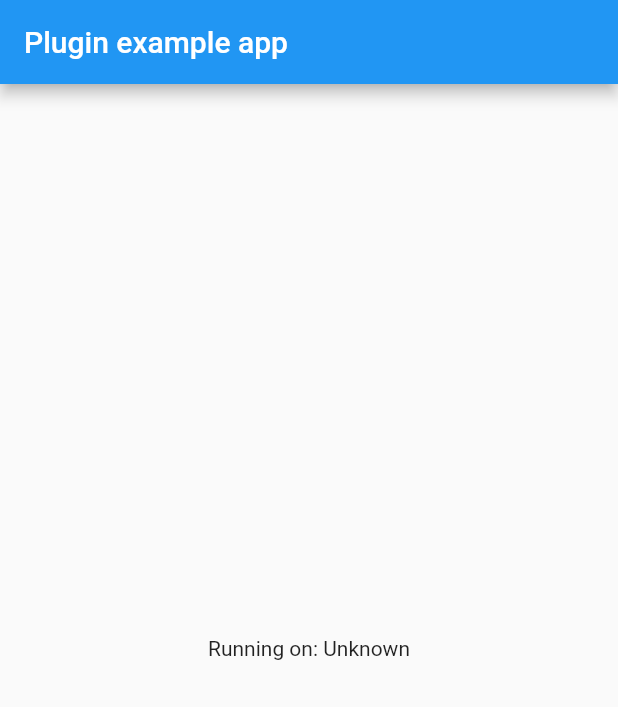
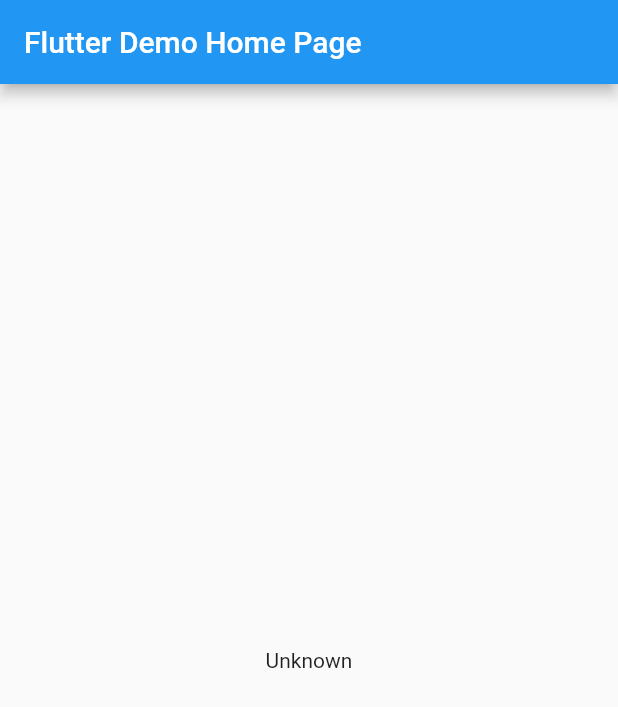
Before and after one commit to mrosset/via-android, a Flutter app: the screen it shows after launch, on a phone screen of 412 x 824 dp. Shown: the top 707 px of the screen. Run offline on Flutter 3.47's test engine with Material 2 defaults, Android fonts, the phone set to English and light mode, and no system bars.

Commit message:
use flutter default starting app class

```diff
--- a/example/lib/main.dart
+++ b/example/lib/main.dart
@@ -6,12 +6,48 @@ import 'package:libvia/libvia.dart';
 
 void main() => runApp(MyApp());
 
-class MyApp extends StatefulWidget {
+class MyApp extends StatelessWidget {
+  // This widget is the root of your application.
   @override
-  _MyAppState createState() => _MyAppState();
+  Widget build(BuildContext context) {
+    return MaterialApp(
+      title: 'Flutter Demo',
+      theme: ThemeData(
+        // This is the theme of your application.
+        //
+        // Try running your application with "flutter run". You'll see the
+        // application has a blue toolbar. Then, without quitting the app, try
+        // changing the primarySwatch below to Colors.green and then invoke
+        // "hot reload" (press "r" in the console where you ran "flutter run",
+        // or simply save your changes to "hot reload" in a Flutter IDE).
+        // Notice that the counter didn't reset back to zero; the application
+        // is not restarted.
+        primarySwatch: Colors.blue,
+      ),
+      home: MyHomePage(title: 'Flutter Demo Home Page'),
+    );
+  }
 }
 
-class _MyAppState extends State<MyApp> {
+class MyHomePage extends StatefulWidget {
+  MyHomePage({Key key, this.title}) : super(key: key);
+
+  // This widget is the home page of your application. It is stateful, meaning
+  // that it has a State object (defined below) that contains fields that affect
+  // how it looks.
+
+  // This class is the configuration for the state. It holds the values (in this
+  // case the title) provided by the parent (in this case the App widget) and
+  // used by the build method of the State. Fields in a Widget subclass are
+  // always marked "final".
+
+  final String title;
+
+  @override
+  _MyHomePageState createState() => _MyHomePageState();
+}
+
+class _MyHomePageState extends State<MyHomePage> {
   String _platformVersion = 'Unknown';
 
   @override
@@ -19,6 +55,7 @@ class _MyAppState extends State<MyApp> {
     super.initState();
     initPlatformState();
   }
+
 
   // Platform messages are asynchronous, so we initialize in an async method.
   Future<void> initPlatformState() async {
@@ -42,13 +79,40 @@ class _MyAppState extends State<MyApp> {
 
   @override
   Widget build(BuildContext context) {
-    return MaterialApp(
-      home: Scaffold(
-        appBar: AppBar(
-          title: const Text('Plugin example app'),
-        ),
-        body: Center(
-          child: Text('Running on: $_platformVersion\n'),
+    // This method is rerun every time setState is called, for instance as done
+    // by the _incrementCounter method above.
+    //
+    // The Flutter framework has been optimized to make rerunning build methods
+    // fast, so that you can just rebuild anything that needs updating rather
+    // than having to individually change instances of widgets.
+    return Scaffold(
+      appBar: AppBar(
+        // Here we take the value from the MyHomePage object that was created by
+        // the App.build method, and use it to set our appbar title.
+        title: Text(widget.title),
+      ),
+      body: Center(
+        // Center is a layout widget. It takes a single child and positions it
+        // in the middle of the parent.
+        child: Column(
+          // Column is also layout widget. It takes a list of children and
+          // arranges them vertically. By default, it sizes itself to fit its
+          // children horizontally, and tries to be as tall as its parent.
+          //
+          // Invoke "debug painting" (press "p" in the console, choose the
+          // "Toggle Debug Paint" action from the Flutter Inspector in Android
+          // Studio, or the "Toggle Debug Paint" command in Visual Studio Code)
+          // to see the wireframe for each widget.
+          //
+          // Column has various properties to control how it sizes itself and
+          // how it positions its children. Here we use mainAxisAlignment to
+          // center the children vertically; the main axis here is the vertical
+          // axis because Columns are vertical (the cross axis would be
+          // horizontal).
+          mainAxisAlignment: MainAxisAlignment.center,
+          children: <Widget>[
+            Text("$_platformVersion"),
+          ],
         ),
       ),
     );
```
